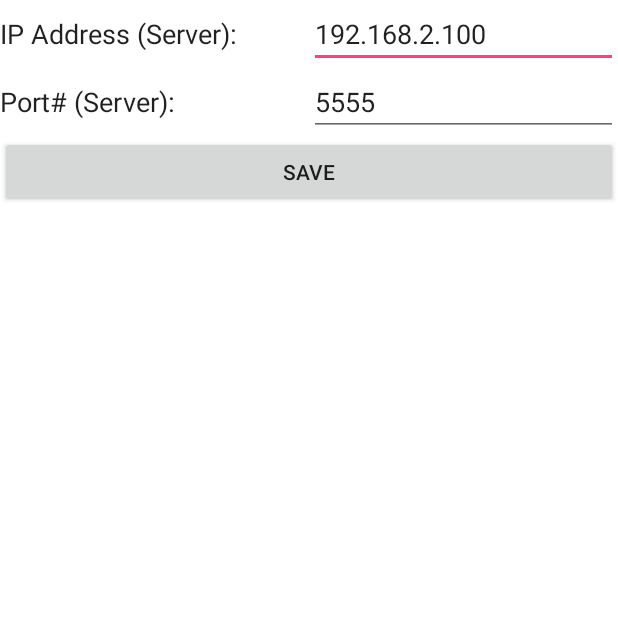
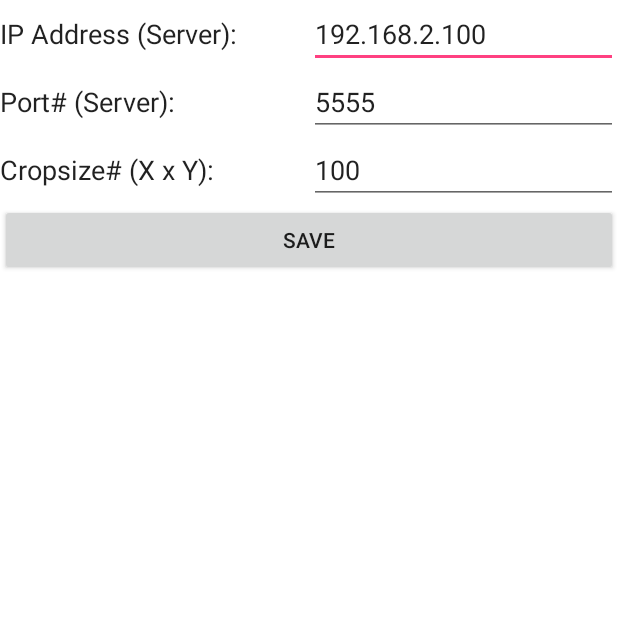
Before and after one commit to beniroquai/FreeDcam-cellstorm_IPSTREAM, an Android app: the IPAddressEditorFragment screen opened directly, with no data from a screen before it, on a phone screen of 412 x 824 dp, the top half of it. Run offline under Robolectric (Android 15) with nearby library versions, the phone set to English and light mode, and no system bars; 3 statements that could not run were skipped.

Commit message:
Added cropsize and made it work.

```diff
--- a/app/src/main/java/freed/cam/ui/ipaddresseditor/IPAddressEditorFragment.java
+++ b/app/src/main/java/freed/cam/ui/ipaddresseditor/IPAddressEditorFragment.java
@@ -54,9 +54,11 @@ public class IPAddressEditorFragment extends Fragment {
 
     private EditText editText_ipaddress;
     private EditText editText_ipaddress_port;
+    private EditText editText_cropsize;
 
     private String mIPAddress = "192.168.43.86";//"192.168.43.83";
     private int mPort = 1234;
+    private int mCropsize = 100;
 
     @Nullable
     @Override
@@ -70,38 +72,47 @@ public class IPAddressEditorFragment extends Fragment {
         super.onViewCreated(view, savedInstanceState);
         editText_ipaddress = view.findViewById(id.editText_IPAddress);
         editText_ipaddress_port = view.findViewById(id.editText_IPAddress_port);
+        editText_cropsize = view.findViewById(id.editText_Cropsize);
 
         Button button_save = view.findViewById(id.button_Save_profile);
         button_save.setOnClickListener(onSavebuttonClick);
 
         // get previously saved IPPort settings and set it to the GUI
-        setIPAddressPort_GUI();
+        setGUI();
     }
 
-    private void setIPAddressPort_GUI() {
+    private void setGUI() {
         String ip_port = SettingsManager.get(SettingKeys.IP_PORT).get();
         String splitIP_Port[] = ip_port.split(":");
+        String cropsize = SettingsManager.get(SettingKeys.mCropsize).get();
 
         try {
             mIPAddress = splitIP_Port[0];
             mPort = Integer.parseInt(splitIP_Port[1]);
+            mCropsize = Integer.parseInt(cropsize);
         }
-        catch(ArrayIndexOutOfBoundsException e){
+        catch(Exception e){
             mIPAddress = "192.168.2.100";
             mPort = 5555;
-            Toast.makeText(getContext(),"Swithcing back to previous settings", Toast.LENGTH_SHORT).show();
+            mCropsize = 100;
+            Toast.makeText(getContext(),"Switching back to previous settings", Toast.LENGTH_SHORT).show();
         }
 
+        // Set the text/numbers
         editText_ipaddress.setText(mIPAddress);
         editText_ipaddress_port.setText(String.valueOf(mPort));
+        editText_cropsize.setText(String.valueOf(mCropsize));
 
         SettingsManager.get(SettingKeys.IP_PORT).set(mIPAddress+":" + mPort);
+        SettingsManager.get(SettingKeys.mCropsize).set(String.valueOf(mCropsize));
     }
 
-    private void setIPAddressPort(String myIPAddress, int myPort) {
+    private void setIPAddressPort(String myIPAddress, int myPort, int myCropsize) {
         mIPAddress = myIPAddress;
         mPort = myPort;
+        mCropsize = myCropsize;
         SettingsManager.get(SettingKeys.IP_PORT).set(myIPAddress+":" + myPort);
+        SettingsManager.get(SettingKeys.mCropsize).set(String.valueOf(mCropsize));
     }
 
     private final OnClickListener onSavebuttonClick = new OnClickListener() {
@@ -110,7 +121,8 @@ public class IPAddressEditorFragment extends Fragment {
         {
             mIPAddress = String.valueOf(editText_ipaddress.getText());
             mPort = Integer.parseInt(String.valueOf(editText_ipaddress_port.getText()));
-            setIPAddressPort(mIPAddress, mPort);
+            mCropsize = Integer.parseInt(String.valueOf(editText_cropsize.getText()));
+            setIPAddressPort(mIPAddress, mPort, mCropsize);
             Toast.makeText(getContext(),"IP Address Set", Toast.LENGTH_SHORT).show();
         }
     };
--- a/app/src/main/java/freed/cam/ui/themesample/settings/LeftMenuFragment.java
+++ b/app/src/main/java/freed/cam/ui/themesample/settings/LeftMenuFragment.java
@@ -143,11 +143,6 @@ public class LeftMenuFragment extends AbstractFragment  implements SettingsChild
             GroupChild ipportGroup = new GroupChild(getContext(), getString(R.string.setting_ipport_group_header));
 
             if (true){//params.get(SettingKeys.IP_PORT) != null) {
-                SettingsChildMenuIPAddressProfile IPAddress = new SettingsChildMenuIPAddressProfile(getContext(),
-                        params.get(SettingKeys.VideoProfiles), R.string.setting_ipportprofile_header, R.string.setting_ipportprofile_description);
-                IPAddress.SetUiItemClickListner(this);
-                ipportGroup.addView(IPAddress);
-
                 SettingsChildMenu_IPAddressEditor IPAddressEditor = new SettingsChildMenu_IPAddressEditor(getContext(), R.string.setting_ipportprofile_header, R.string.setting_ipportprofile_description);
                 ipportGroup.addView(IPAddressEditor);
             }
--- a/app/src/main/java/freed/settings/SettingKeys.java
+++ b/app/src/main/java/freed/settings/SettingKeys.java
@@ -147,7 +147,7 @@ public class SettingKeys{
 
 
     public final static Key<SettingMode> IP_PORT = new Key(SettingMode.class, R.string.aps_ip_port);
-
+    public final static Key<SettingMode> mCropsize = new Key(SettingMode.class, R.string.aps_cropsize);
 
 
     /**
--- a/app/src/main/res/layout/ip_address_editor_fragment.xml
+++ b/app/src/main/res/layout/ip_address_editor_fragment.xml
@@ -60,6 +60,27 @@
                     android:inputType="text" />
             </LinearLayout>
 
+            <LinearLayout
+                android:layout_width="match_parent"
+                android:layout_height="match_parent"
+                android:orientation="horizontal">
+
+                <TextView
+                    android:layout_width="fill_parent"
+                    android:layout_height="wrap_content"
+                    android:layout_weight="1"
+                    android:text="Cropsize# (X x Y):"
+                    android:textAppearance="?android:attr/textAppearanceMedium"
+                    android:textColor="@color/abc_primary_text_material_light" />
+
+                <EditText
+                    android:id="@+id/editText_Cropsize"
+                    android:layout_width="fill_parent"
+                    android:layout_height="wrap_content"
+                    android:layout_weight="1"
+                    android:ems="10"
+                    android:inputType="text" />
+            </LinearLayout>
 
             <LinearLayout
                 android:orientation="horizontal"
--- a/app/src/main/res/values/appsettings_keys.xml
+++ b/app/src/main/res/values/appsettings_keys.xml
@@ -125,5 +125,6 @@
     <string name="aps_touchtocapture" translatable="false">touchtocapture</string>
     <string name="aps_focuspeakcolor" translatable="false">focuspeakcolor</string>
     <string name="aps_ip_port" translatable="false">ip_port</string>
+    <string name="aps_cropsize" translatable="false">Cropsize</string>
 
 </resources>
```
Also changed, not shown: app/src/main/java/freed/cam/apis/camera2/modules/CellStormModule.java (+13 -2 lines).
